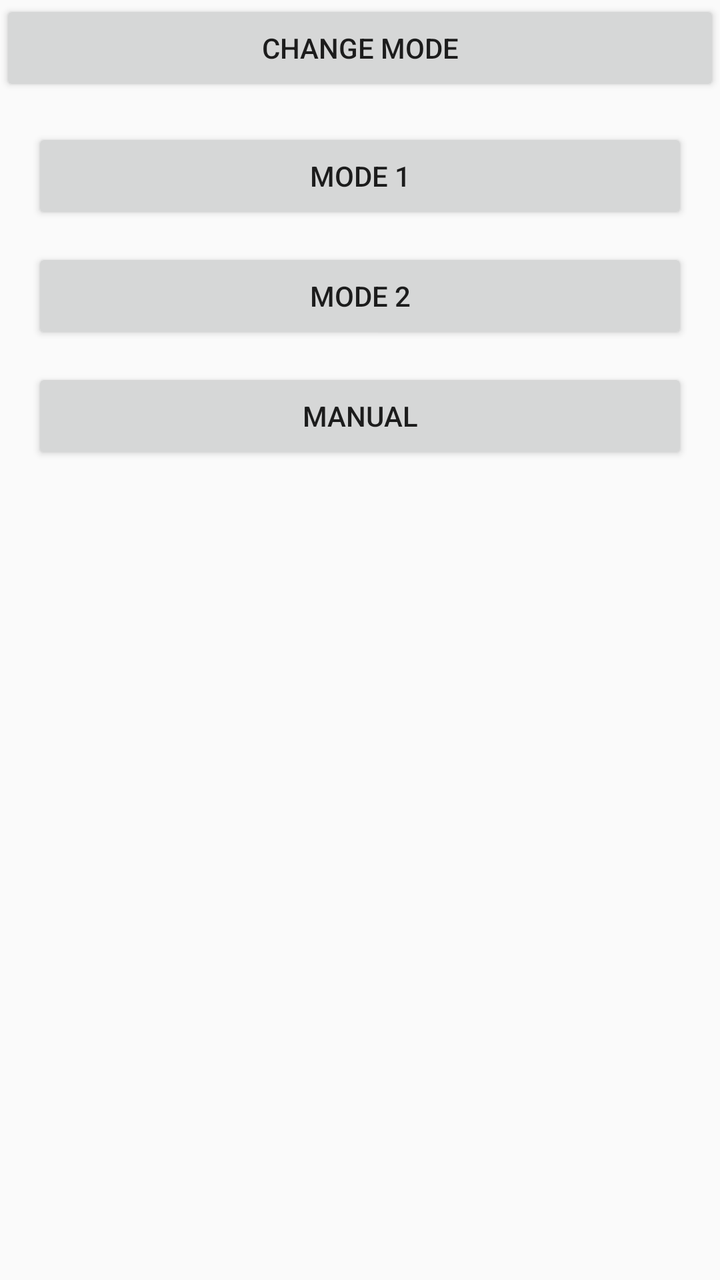
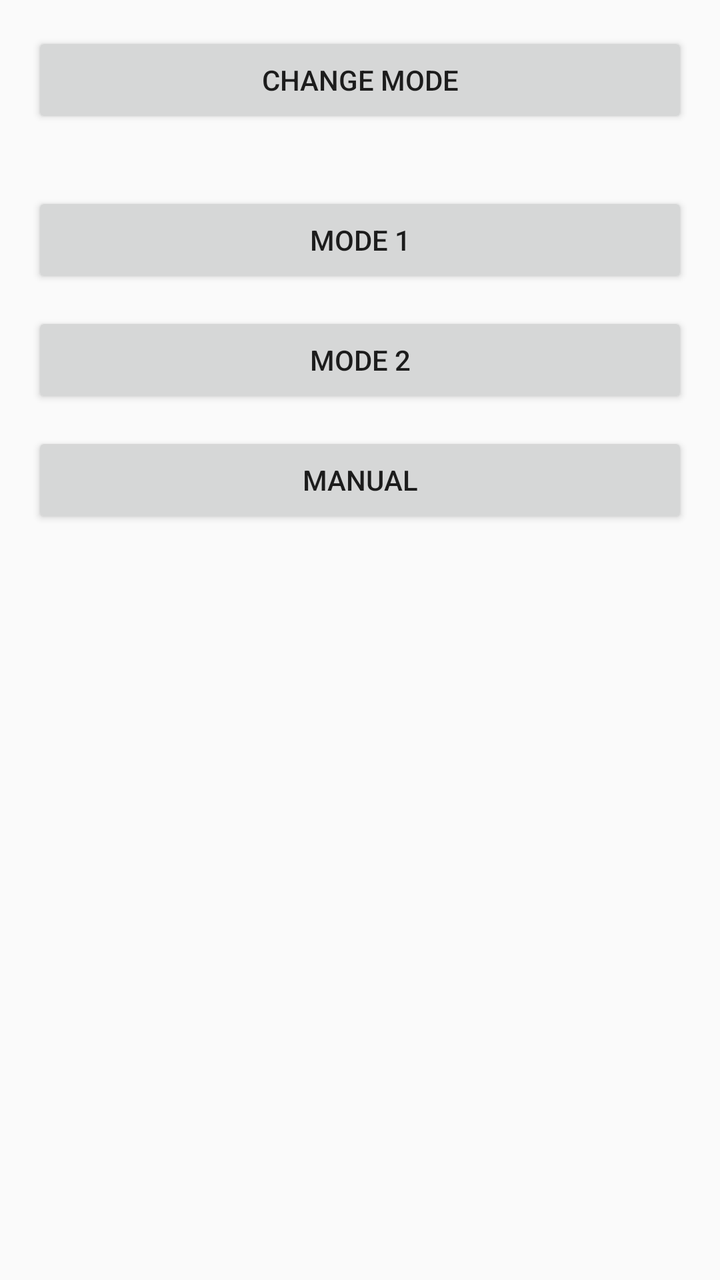

Before-and-after screenshots of an Android layout around one commit, followed by the original layout XML and the change that was made.
<!-- AndroidManifest.xml: application theme Theme.DAR -->
<!-- res/layout/activity_analysis.xml -->
<?xml version="1.0" encoding="utf-8"?>
<LinearLayout xmlns:android="http://schemas.android.com/apk/res/android"
    android:layout_width="match_parent"
    android:layout_height="match_parent"
    android:orientation="vertical"
    android:background="@color/dar_light">

    <Button
        android:id="@+id/btn_change_mode"
        android:layout_width="match_parent"
        android:layout_height="wrap_content"
        android:margin="16dp"
        android:text="@string/analysis_change_mode" />

    <LinearLayout
        android:layout_width="match_parent"
        android:layout_height="wrap_content"
        android:orientation="vertical"
        android:padding="16dp">

        <Button
            android:id="@+id/btn_mode1"
            android:layout_width="match_parent"
            android:layout_height="wrap_content"
            android:layout_marginBottom="12dp"
            android:text="@string/analysis_mode1_title" />

        <RadioButton
            android:id="@+id/radio_analysis_mode1"
            android:layout_width="wrap_content"
            android:layout_height="wrap_content"
            android:visibility="gone" />

        <Button
            android:id="@+id/btn_mode2"
            android:layout_width="match_parent"
            android:layout_height="wrap_content"
            android:layout_marginBottom="12dp"
            android:text="@string/analysis_mode2_title" />

        <Button
            android:id="@+id/btn_mode_manual"
            android:layout_width="match_parent"
            android:layout_height="wrap_content"
            android:text="@string/analysis_mode_manual_title" />

    </LinearLayout>

</LinearLayout>
<!-- resources referenced by this layout -->
<resources>
  <color name="dar_light">#FAFAFA</color>
  <string name="analysis_change_mode">Change Mode</string>
  <string name="analysis_mode1_title">Mode 1</string>
  <string name="analysis_mode2_title">Mode 2</string>
  <string name="analysis_mode_manual_title">Manual</string>
  <style name="Theme.DAR" parent="Theme.MaterialComponents.DayNight.NoActionBar">
          <item name="colorPrimary">@color/dar_blue</item>
          <item name="colorPrimaryDark">@color/dar_blue_black</item>
      </style>
  <color name="dar_blue">#1565C0</color>
  <color name="dar_blue_black">#0D1B2A</color>
</resources>

<!-- the commit's change to res/layout/activity_analysis.xml (unified diff, before → after) -->
@@ -9,7 +9,7 @@
         android:id="@+id/btn_change_mode"
         android:layout_width="match_parent"
         android:layout_height="wrap_content"
-        android:margin="16dp"
+        android:layout_margin="16dp"
         android:text="@string/analysis_change_mode" />
 
     <LinearLayout
